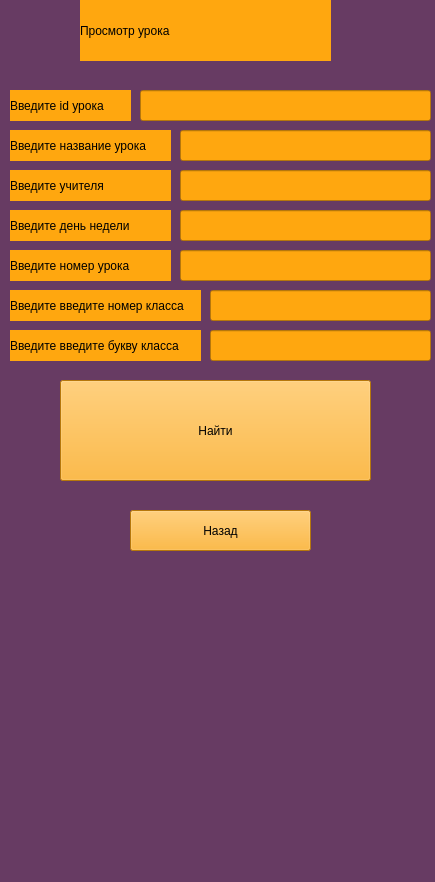
First picture: the form in data/view_lessons.ui, repository geoiva05/clever_placing, before the edit.
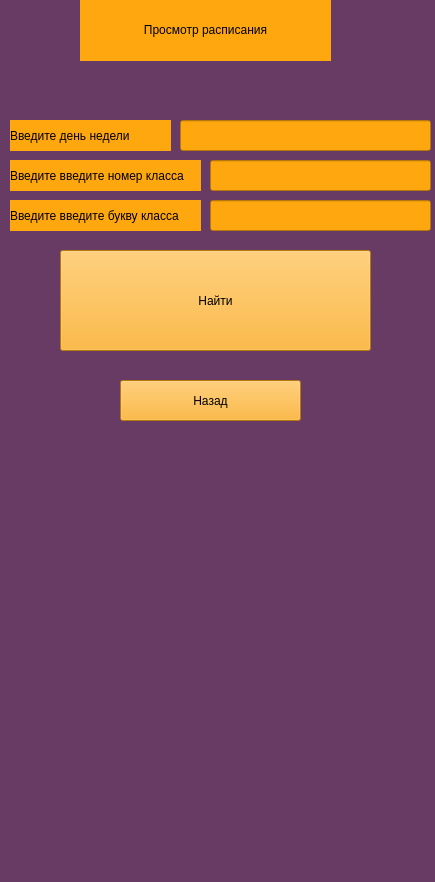
Second picture: the form after the edit.

Diff of the .ui file:
```diff
--- a/data/view_lessons.ui
+++ b/data/view_lessons.ui
@@ -36,101 +36,14 @@
      <string notr="true">background-color: rgb(255, 167, 15);</string>
     </property>
     <property name="text">
-     <string>Просмотр урока</string>
-    </property>
-   </widget>
-   <widget class="QLineEdit" name="subject">
-    <property name="geometry">
-     <rect>
-      <x>180</x>
-      <y>130</y>
-      <width>251</width>
-      <height>31</height>
-     </rect>
-    </property>
-    <property name="styleSheet">
-     <string notr="true">background-color: rgb(255, 167, 15);</string>
-    </property>
-   </widget>
-   <widget class="QLineEdit" name="teacher">
-    <property name="geometry">
-     <rect>
-      <x>180</x>
-      <y>170</y>
-      <width>251</width>
-      <height>31</height>
-     </rect>
-    </property>
-    <property name="styleSheet">
-     <string notr="true">background-color: rgb(255, 167, 15);</string>
-    </property>
-   </widget>
-   <widget class="QLabel" name="label_3">
-    <property name="geometry">
-     <rect>
-      <x>10</x>
-      <y>130</y>
-      <width>161</width>
-      <height>31</height>
-     </rect>
-    </property>
-    <property name="styleSheet">
-     <string notr="true">background-color: rgb(255, 167, 15);</string>
-    </property>
-    <property name="text">
-     <string>Введите название урока</string>
-    </property>
-   </widget>
-   <widget class="QLabel" name="label_5">
-    <property name="geometry">
-     <rect>
-      <x>10</x>
-      <y>170</y>
-      <width>161</width>
-      <height>31</height>
-     </rect>
-    </property>
-    <property name="styleSheet">
-     <string notr="true">background-color: rgb(255, 167, 15);</string>
-    </property>
-    <property name="text">
-     <string>Введите учителя</string>
-    </property>
-   </widget>
-   <widget class="QLabel" name="label_7">
-    <property name="geometry">
-     <rect>
-      <x>10</x>
-      <y>90</y>
-      <width>121</width>
-      <height>31</height>
-     </rect>
-    </property>
-    <property name="styleSheet">
-     <string notr="true">background-color: rgb(255, 167, 15);</string>
-    </property>
-    <property name="text">
-     <string>Введите id урока</string>
-    </property>
-   </widget>
-   <widget class="QLineEdit" name="id">
-    <property name="geometry">
-     <rect>
-      <x>140</x>
-      <y>90</y>
-      <width>291</width>
-      <height>31</height>
-     </rect>
-    </property>
-    <property name="styleSheet">
-     <string notr="true">background-color: rgb(255, 167, 15);</string>
+     <string>&lt;html&gt;&lt;head/&gt;&lt;body&gt;&lt;p align=&quot;center&quot;&gt;Просмотр расписания&lt;/p&gt;&lt;/body&gt;&lt;/html&gt;</string>
     </property>
    </widget>
    <widget class="QLabel" name="label_8">
     <property name="geometry">
      <rect>
       <x>20</x>
-      <y>330</y>
+      <y>200</y>
       <width>151</width>
       <height>31</height>
      </rect>
@@ -146,7 +59,7 @@
     <property name="geometry">
      <rect>
       <x>60</x>
-      <y>380</y>
+      <y>250</y>
       <width>311</width>
       <height>101</height>
      </rect>
@@ -161,8 +74,8 @@
    <widget class="QPushButton" name="back">
     <property name="geometry">
      <rect>
-      <x>130</x>
-      <y>510</y>
+      <x>120</x>
+      <y>380</y>
       <width>181</width>
       <height>41</height>
      </rect>
@@ -178,7 +91,7 @@
     <property name="geometry">
      <rect>
       <x>10</x>
-      <y>210</y>
+      <y>120</y>
       <width>161</width>
       <height>31</height>
      </rect>
@@ -194,7 +107,7 @@
     <property name="geometry">
      <rect>
       <x>180</x>
-      <y>210</y>
+      <y>120</y>
       <width>251</width>
       <height>31</height>
      </rect>
@@ -203,43 +116,11 @@
      <string notr="true">background-color: rgb(255, 167, 15);</string>
     </property>
    </widget>
-   <widget class="QLineEdit" name="lesson_number">
-    <property name="geometry">
-     <rect>
-      <x>180</x>
-      <y>250</y>
-      <width>251</width>
-      <height>31</height>
-     </rect>
-    </property>
-    <property name="styleSheet">
-     <string notr="true">background-color: rgb(255, 167, 15);</string>
-    </property>
-    <property name="text">
-     <string/>
-    </property>
-   </widget>
-   <widget class="QLabel" name="label_14">
-    <property name="geometry">
-     <rect>
-      <x>10</x>
-      <y>250</y>
-      <width>161</width>
-      <height>31</height>
-     </rect>
-    </property>
-    <property name="styleSheet">
-     <string notr="true">background-color: rgb(255, 167, 15);</string>
-    </property>
-    <property name="text">
-     <string>Введите номер урока</string>
-    </property>
-   </widget>
    <widget class="QLabel" name="label_17">
     <property name="geometry">
      <rect>
       <x>10</x>
-      <y>330</y>
+      <y>200</y>
       <width>191</width>
       <height>31</height>
      </rect>
@@ -255,7 +136,7 @@
     <property name="geometry">
      <rect>
       <x>210</x>
-      <y>290</y>
+      <y>160</y>
       <width>221</width>
       <height>31</height>
      </rect>
@@ -268,7 +149,7 @@
     <property name="geometry">
      <rect>
       <x>10</x>
-      <y>290</y>
+      <y>160</y>
       <width>191</width>
       <height>31</height>
      </rect>
@@ -284,7 +165,7 @@
     <property name="geometry">
      <rect>
       <x>210</x>
-      <y>330</y>
+      <y>200</y>
       <width>221</width>
       <height>31</height>
      </rect>
```
